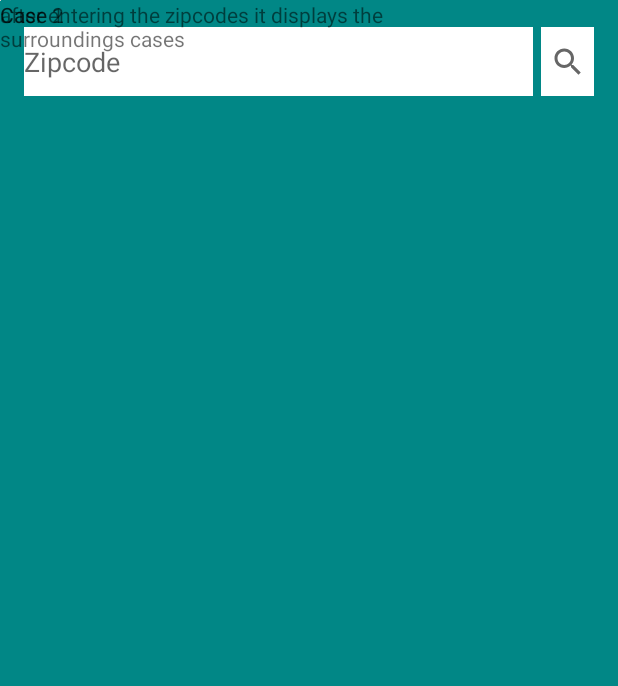
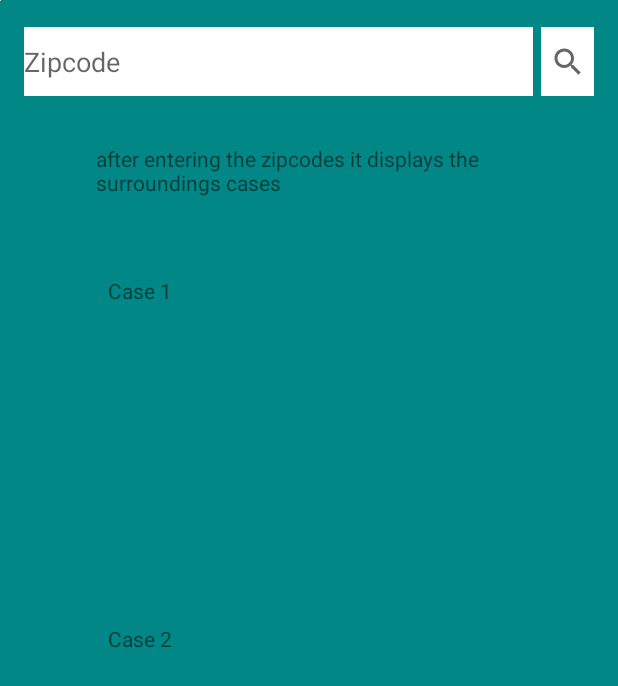
Before and after one commit to ETS-Android1/Crime-Report-and-Missing-Person-Finder-Application, an Android app: the layout activity_missing_people.xml on its own in the app's theme, with its tools: preview values and no code run, on a phone screen of 412 x 824 dp. Shown: the top 686 px of the screen. Run offline under Robolectric (Android 15) with nearby library versions, the phone set to English and light mode, and no system bars.

Commit message:
modified and added the files

```diff
--- a/app/src/main/java/com/example/crmp/MainActivity.java
+++ b/app/src/main/java/com/example/crmp/MainActivity.java
@@ -23,4 +23,9 @@ public class MainActivity extends AppCompatActivity {
         Intent intent = new Intent(this, CrimeAround.class);
         startActivity(intent);
     }
+    public void missingPeopleOnClick(View c) {
+        Intent intent = new Intent(this,MissingPeople.class);
+        startActivity(intent);
+    }
+
 }
--- a/app/src/main/res/layout/activity_missing_people.xml
+++ b/app/src/main/res/layout/activity_missing_people.xml
@@ -37,25 +37,31 @@
         android:id="@+id/textView3"
         android:layout_width="300dp"
         android:layout_height="200dp"
+        android:layout_marginStart="72dp"
+        android:layout_marginTop="184dp"
         android:text="Case 1   "
-        tools:layout_editor_absoluteX="56dp"
-        tools:layout_editor_absoluteY="194dp" />
+        app:layout_constraintStart_toStartOf="parent"
+        app:layout_constraintTop_toTopOf="parent" />
 
     <TextView
         android:id="@+id/textView4"
         android:layout_width="300dp"
         android:layout_height="200dp"
+        android:layout_marginStart="72dp"
+        android:layout_marginTop="416dp"
         android:text="Case 2"
-        tools:layout_editor_absoluteX="56dp"
-        tools:layout_editor_absoluteY="429dp" />
+        app:layout_constraintStart_toStartOf="parent"
+        app:layout_constraintTop_toTopOf="parent" />
 
     <TextView
         android:id="@+id/textView5"
         android:layout_width="308dp"
         android:layout_height="43dp"
+        android:layout_marginStart="64dp"
+        android:layout_marginTop="96dp"
         android:text="after entering the zipcodes it displays the surroundings cases"
-        tools:layout_editor_absoluteX="54dp"
-        tools:layout_editor_absoluteY="83dp" />
+        app:layout_constraintStart_toStartOf="parent"
+        app:layout_constraintTop_toTopOf="parent" />
 
     <ImageView
         android:id="@+id/imageView"
```
Also changed, not shown: app/src/main/AndroidManifest.xml (+6 -1 lines), app/src/main/res/layout/activity_crime_around.xml (+5 -8 lines), app/src/main/res/layout/activity_main.xml (+11 -0 lines).
